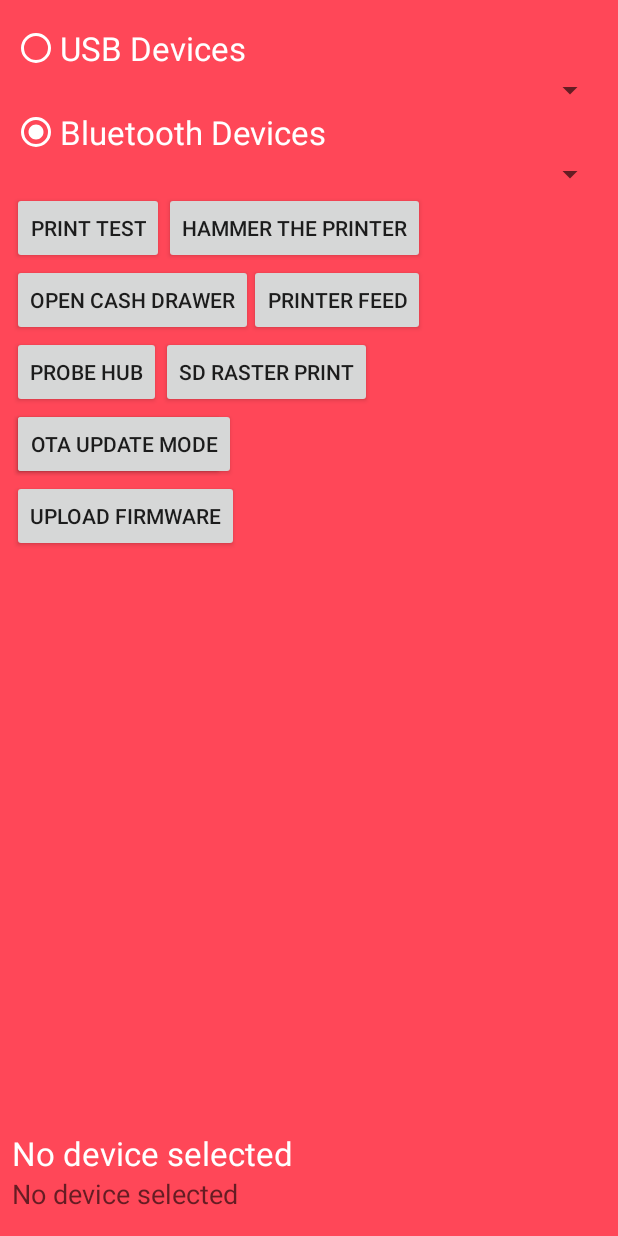
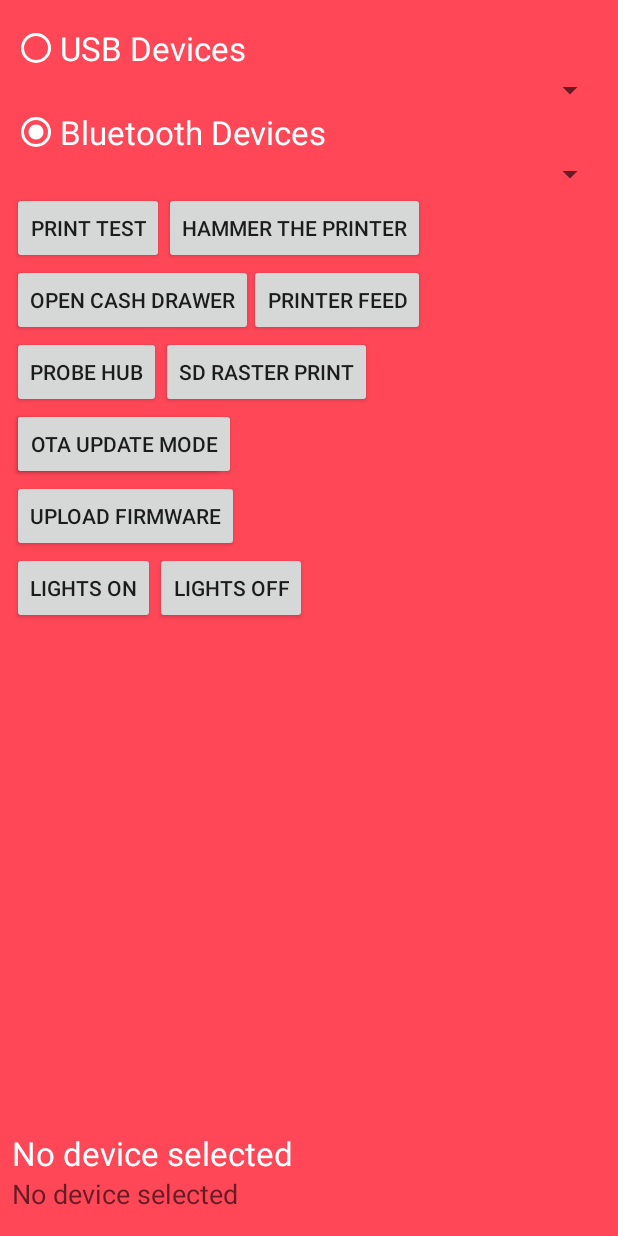
Before and after one commit to wpmobile/HubAPI, an Android app: the layout fragment_deviceselection.xml on its own in the app's theme, with its tools: preview values and no code run, on a phone screen of 412 x 824 dp. Run offline under Robolectric (Android 15) with nearby library versions, the phone set to English and light mode, and no system bars.

Commit message:
MePOS Hub diagnostic lights colour constants have changed (sigh). Added setDiagnosticLight method to the hub interface

```diff
--- a/HubAPI/build.gradle
+++ b/HubAPI/build.gradle
@@ -8,8 +8,7 @@ android {
         minSdkVersion 15
         targetSdkVersion 21
         versionCode 1
-        versionName "1.0.25"
-        versionName "1.0.25"
+        versionName "1.0.26"
     }
     buildTypes {
         release {
--- a/HubAPI/src/main/java/com/worldpay/hub/Hub.java
+++ b/HubAPI/src/main/java/com/worldpay/hub/Hub.java
@@ -16,4 +16,5 @@ public interface Hub
     public void setMode(int mode) throws HubResponseException, IOException;
     public void updateFirmware(InputStream firmware, int length) throws HubResponseException, IOException;
     public PrinterFactory getPrinter();
+    public void setDiagnosticLight(int light, int colour, int state) throws HubResponseException, IOException;
 }
--- a/HubAPI/src/main/java/com/worldpay/hub/Logger.java
+++ b/HubAPI/src/main/java/com/worldpay/hub/Logger.java
@@ -25,7 +25,7 @@ public class Logger {
 
     public static void d(String tag, String msg) {
         if (debugLogLevel != LogLevel.NO_LOGS && debugLogLevel == LogLevel.DEBUG_LOGS_EXTENDED) {
-            Logger.d(tag, msg);
+            Log.d(tag, msg);
         }
     }
 
--- a/HubAPI/src/main/java/com/worldpay/hub/MePOS/FirmwareUpdate.java
+++ b/HubAPI/src/main/java/com/worldpay/hub/MePOS/FirmwareUpdate.java
@@ -184,6 +184,7 @@ public class FirmwareUpdate
             mHub.write(data, data.length);
 
             //Wait for a prompt response before continuing
+
             if(expected != NUL && awaitAcknowlegement(expected) != expected)
             {
                 throw new HubResponseException("Could not send hub firmware command");
@@ -206,7 +207,7 @@ public class FirmwareUpdate
             data = code.getBytes("ISO-8859-1");
             Logger.d(TAG, String.format("Writing %d bytes", data.length));
             String writeData = HexDump.dumpHexString(data, 0, data.length);
-            Logger.d(TAG, writeData);
+            Logger.d(TAG, "\n" + writeData);
             mHub.write(data, data.length);
         } catch (UnsupportedEncodingException e)
         {
@@ -377,7 +378,7 @@ public class FirmwareUpdate
     {
         //Logger.d(TAG, String.format("Writing %d bytes", length));
         String writeData = HexDump.dumpHexString(data, 0, data.length);
-        Logger.d(TAG, writeData);
+        Logger.d(TAG, "\n" + writeData);
         mHub.write(data, length);
     }
 
--- a/HubAPI/src/main/java/com/worldpay/hub/MePOS/MePOSHub.java
+++ b/HubAPI/src/main/java/com/worldpay/hub/MePOS/MePOSHub.java
@@ -65,8 +65,8 @@ public class MePOSHub implements Hub, PrinterFlusher
     protected final static int MAX_FAILURES = 1;
 
     //Diagnostic lights constants
-    public static final int COLOR_RED      = 1;
-    public static final int COLOR_GREEN    = 2;
+    public static final int COLOR_RED      = 2;
+    public static final int COLOR_GREEN    = 1;
     public static final int COLOR_BLUE     = 4;
 
     //The power values are the values of the green light in the MePOS documentation,
@@ -386,6 +386,7 @@ public class MePOSHub implements Hub, PrinterFlusher
         }
     }
 
+    @Override
     public void setDiagnosticLight(int light, int colour, int state) throws HubResponseException, IOException
     {
         SetIO io = new SetIO();
--- a/HubAPI/src/main/java/com/worldpay/hub/usbserial/util/HexDump.java
+++ b/HubAPI/src/main/java/com/worldpay/hub/usbserial/util/HexDump.java
@@ -35,7 +35,7 @@ public class HexDump {
         byte[] line = new byte[16];
         int lineIndex = 0;
 
-        result.append("\n0x");
+        result.append(".\n0x");
         result.append(toHexString(offset));
 
         for (int i = offset; i < offset + length; i++) {
--- a/app/src/main/res/layout/fragment_deviceselection.xml
+++ b/app/src/main/res/layout/fragment_deviceselection.xml
@@ -136,4 +136,18 @@
         android:text="Upload Firmware"
         android:id="@+id/firmware"
         android:layout_below="@+id/rasterHD"/>
+
+    <Button
+        android:layout_width="wrap_content"
+        android:layout_height="wrap_content"
+        android:text="Lights On"
+        android:id="@+id/lightsOn"
+        android:layout_below="@+id/firmware"/>
+    <Button
+        android:layout_width="wrap_content"
+        android:layout_height="wrap_content"
+        android:text="Lights Off"
+        android:id="@+id/lightsOff"
+        android:layout_below="@+id/firmware"
+        android:layout_toRightOf="@+id/lightsOn"/>
 </RelativeLayout>
```
Also changed, not shown: HubAPI/src/main/java/com/worldpay/hub/mpop/mpopHub.java (+7 -1 lines), app/src/main/java/com/worldpay/hubtest/DeviceFragment.java (+67 -6 lines), 3 other files.
